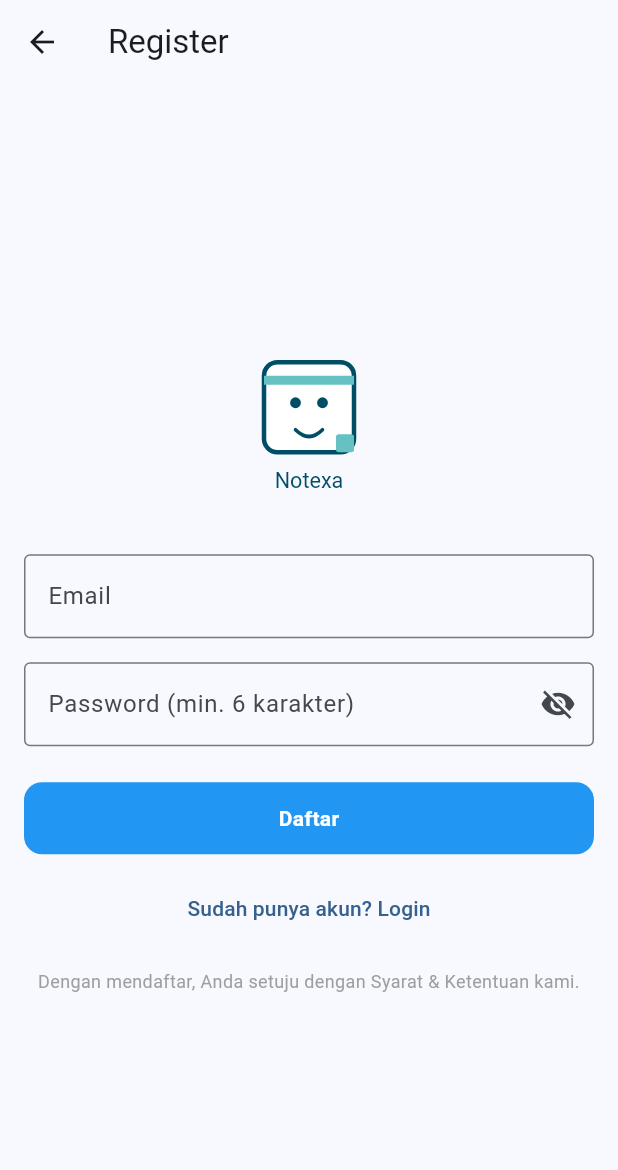
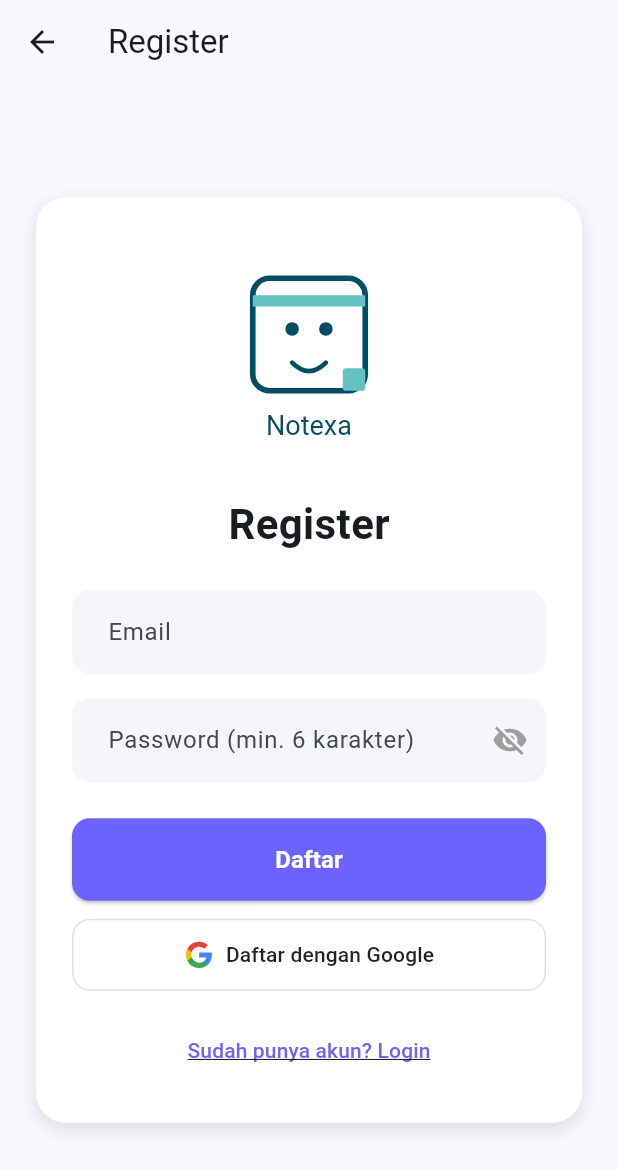
Before and after one commit to Lxtream23/tugas_uas, a Flutter app: the screen it shows after launch, after a tap on "Belum punya akun? Register", on a phone screen of 412 x 824 dp. Shown: the top 1170 px of the screen. Run offline on Flutter 3.47's test engine with Material 3 defaults, Android fonts, the phone set to English and light mode, and no system bars; our stand-ins replace another_flushbar, file_picker, flutter_colorpicker, flutter_local_notifications, flutter_svg, google_fonts and 7 more; missing offline and left inert: android_alarm_manager_plus, googleapis, universal_html; accounts and stored records are empty; generated files the repository leaves out were written again.

Commit message:
perbaiki halaman login dan pendaftaran: tambahkan transisi halaman dengan efek slide dan fade, serta perbaiki tampilan input

```diff
--- a/lib/pages/auth/login_page.dart
+++ b/lib/pages/auth/login_page.dart
@@ -3,6 +3,7 @@ import 'package:supabase_flutter/supabase_flutter.dart';
 import 'package:tugas_uas/services/auth_service.dart';
 import 'package:google_fonts/google_fonts.dart';
 import 'package:flutter_svg/flutter_svg.dart';
+import 'package:tugas_uas/pages/auth/register_page.dart';
 
 class LoginPage extends StatefulWidget {
   const LoginPage({super.key});
@@ -50,6 +51,30 @@ class _LoginPageState extends State<LoginPage> {
     ScaffoldMessenger.of(
       context,
     ).showSnackBar(SnackBar(content: Text(message)));
+  }
+
+  Route _createRouteToRegister() {
+    return PageRouteBuilder(
+      pageBuilder:
+          (context, animation, secondaryAnimation) => const RegisterPage(),
+      transitionsBuilder: (context, animation, secondaryAnimation, child) {
+        final slideAnimation = Tween<Offset>(
+          begin: const Offset(1, 0), // Slide dari kanan
+          end: Offset.zero,
+        ).animate(CurvedAnimation(parent: animation, curve: Curves.easeInOut));
+
+        final fadeAnimation = Tween<double>(
+          begin: 0,
+          end: 1,
+        ).animate(CurvedAnimation(parent: animation, curve: Curves.easeInOut));
+
+        return SlideTransition(
+          position: slideAnimation,
+          child: FadeTransition(opacity: fadeAnimation, child: child),
+        );
+      },
+      transitionDuration: const Duration(milliseconds: 400),
+    );
   }
 
   @override
@@ -192,7 +217,7 @@ class _LoginPageState extends State<LoginPage> {
                 const SizedBox(height: 16),
                 TextButton(
                   onPressed: () {
-                    Navigator.pushNamed(context, '/register');
+                    Navigator.of(context).push(_createRouteToRegister());
                   },
                   child: Text(
                     'Belum punya akun? Register',
--- a/lib/pages/auth/register_page.dart
+++ b/lib/pages/auth/register_page.dart
@@ -1,7 +1,9 @@
+import 'dart:math';
 import 'package:flutter/material.dart';
 import 'package:supabase_flutter/supabase_flutter.dart';
 import 'package:flutter_svg/flutter_svg.dart';
-import 'login_page.dart';
+import 'package:tugas_uas/services/auth_service.dart'; // pastikan kamu punya file ini
+import 'package:tugas_uas/pages/auth/login_page.dart'; // tambahkan ini untuk LoginPage
 
 class RegisterPage extends StatefulWidget {
   const RegisterPage({super.key});
@@ -14,29 +16,21 @@ class _RegisterPageState extends State<RegisterPage>
     with TickerProviderStateMixin {
   final _emailController = TextEditingController();
   final _passwordController = TextEditingController();
-  final _supabase = Supabase.instance.client;
-
   bool _isLoading = false;
   bool _obscurePassword = true;
+  final _supabase = Supabase.instance.client;
 
   late AnimationController _shakeController;
   late Animation<double> _shakeAnimation;
 
-  double _buttonScale = 1.0;
-
   @override
   void initState() {
     super.initState();
-
     _shakeController = AnimationController(
       vsync: this,
       duration: const Duration(milliseconds: 500),
     );
-
-    _shakeAnimation = Tween<double>(
-      begin: 0,
-      end: 24,
-    ).chain(CurveTween(curve: Curves.elasticIn)).animate(_shakeController);
+    _shakeAnimation = Tween<double>(begin: 0, end: 1).animate(_shakeController);
   }
 
   @override
@@ -48,33 +42,28 @@ class _RegisterPageState extends State<RegisterPage>
   }
 
   Future<void> _register() async {
-    final email = _emailController.text.trim();
-    final password = _passwordController.text;
-
-    if (email.isEmpty || password.length < 6) {
-      _shakeController.forward(from: 0);
-      _showMessage("Email tidak boleh kosong dan password min. 6 karakter");
-      return;
-    }
-
     setState(() => _isLoading = true);
 
     try {
       final response = await _supabase.auth.signUp(
-        email: email,
-        password: password,
+        email: _emailController.text.trim(),
+        password: _passwordController.text,
       );
 
       if (response.user != null) {
-        _showMessage("Registrasi berhasil. Cek email untuk verifikasi.");
+        _showMessage(
+          'Registrasi berhasil. Silakan cek email untuk verifikasi.',
+        );
         if (mounted) {
           Navigator.of(context).pushReplacement(_createRouteToLogin());
         }
       }
     } on AuthException catch (e) {
       _showMessage(e.message);
+      _shakeController.forward(from: 0);
     } catch (_) {
       _showMessage("Terjadi kesalahan. Silakan coba lagi.");
+      _shakeController.forward(from: 0);
     } finally {
       setState(() => _isLoading = false);
     }
@@ -88,60 +77,129 @@ class _RegisterPageState extends State<RegisterPage>
 
   Route _createRouteToLogin() {
     return PageRouteBuilder(
-      pageBuilder: (context, animation, secondaryAnimation) => LoginPage(),
+      pageBuilder:
+          (context, animation, secondaryAnimation) => const LoginPage(),
       transitionsBuilder: (context, animation, secondaryAnimation, child) {
         final slide = Tween<Offset>(
-          begin: const Offset(1, 0),
+          begin: const Offset(-1, 0), // Slide dari kiri
           end: Offset.zero,
-        ).animate(animation);
-        final fade = Tween<double>(begin: 0, end: 1).animate(animation);
+        ).animate(CurvedAnimation(parent: animation, curve: Curves.easeInOut));
+
+        final fade = Tween<double>(
+          begin: 0,
+          end: 1,
+        ).animate(CurvedAnimation(parent: animation, curve: Curves.easeInOut));
+
         return SlideTransition(
           position: slide,
           child: FadeTransition(opacity: fade, child: child),
         );
       },
+      transitionDuration: const Duration(milliseconds: 400),
     );
   }
 
   @override
   Widget build(BuildContext context) {
-    return Scaffold(
-      appBar: AppBar(title: const Text('Register')),
+    return PopScope(
+      canPop: true, // biar PopScope tangani event back
+      onPopInvoked: (didPop) {
+        if (!didPop) {
+          // Kalau kita mau handle pop sendiri
+          Navigator.of(context).pushReplacement(_createRouteToLogin());
+        }
+      },
+      child: Scaffold(
+        appBar: AppBar(
+          title: const Text('Register'),
+          leading: IconButton(
+            icon: const Icon(Icons.arrow_back),
+            onPressed: () {
+              Navigator.of(context).pushReplacement(_createRouteToLogin());
+            },
+          ),
+        ),
+        backgroundColor: const Color(0xFFF8F9FF),
         body: Center(
           child: SingleChildScrollView(
-          padding: const EdgeInsets.all(16),
+            padding: const EdgeInsets.all(24),
             child: AnimatedBuilder(
               animation: _shakeAnimation,
               builder: (context, child) {
+                final shakeOffset = sin(_shakeAnimation.value * pi * 10) * 10;
                 return Transform.translate(
-                offset: Offset(_shakeAnimation.value, 0),
+                  offset: Offset(shakeOffset, 0),
                   child: child,
                 );
               },
+              child: Container(
+                padding: const EdgeInsets.all(24),
+                decoration: BoxDecoration(
+                  color: Colors.white,
+                  borderRadius: BorderRadius.circular(20),
+                  boxShadow: [
+                    BoxShadow(
+                      color: Colors.black12,
+                      blurRadius: 10,
+                      offset: const Offset(0, 4),
+                    ),
+                  ],
+                ),
                 child: Column(
+                  crossAxisAlignment: CrossAxisAlignment.center,
                   children: [
-                SvgPicture.asset('assets/logo/notexa_logo.svg', width: 120),
-                const SizedBox(height: 32),
+                    SvgPicture.asset(
+                      'assets/logo/notexa_logo.svg',
+                      width: 150,
+                      height: 150,
+                    ),
+                    const SizedBox(height: 24),
+                    const Text(
+                      'Register',
+                      style: TextStyle(
+                        fontSize: 28,
+                        fontWeight: FontWeight.bold,
+                      ),
+                    ),
+                    const SizedBox(height: 24),
                     TextField(
                       controller: _emailController,
                       decoration: const InputDecoration(
-                    labelText: 'Email',
-                    border: OutlineInputBorder(),
+                        hintText: 'Email',
+                        filled: true,
+                        fillColor: Color(0xFFF5F6FA),
+                        contentPadding: EdgeInsets.symmetric(
+                          vertical: 16,
+                          horizontal: 20,
                         ),
-                  keyboardType: TextInputType.emailAddress,
+                        border: OutlineInputBorder(
+                          borderRadius: BorderRadius.all(Radius.circular(12)),
+                          borderSide: BorderSide.none,
+                        ),
+                      ),
                     ),
                     const SizedBox(height: 16),
                     TextField(
                       controller: _passwordController,
                       obscureText: _obscurePassword,
                       decoration: InputDecoration(
-                    labelText: 'Password (min. 6 karakter)',
-                    border: const OutlineInputBorder(),
+                        hintText: 'Password (min. 6 karakter)',
+                        filled: true,
+                        fillColor: const Color(0xFFF5F6FA),
+                        contentPadding: const EdgeInsets.symmetric(
+                          vertical: 16,
+                          horizontal: 20,
+                        ),
+                        border: OutlineInputBorder(
+                          borderRadius: BorderRadius.circular(12),
+                          borderSide: BorderSide.none,
+                        ),
                         suffixIcon: IconButton(
                           icon: Icon(
                             _obscurePassword
                                 ? Icons.visibility_off
                                 : Icons.visibility,
+                            color: Colors.grey,
                           ),
                           onPressed: () {
                             setState(() {
@@ -152,66 +210,72 @@ class _RegisterPageState extends State<RegisterPage>
                       ),
                     ),
                     const SizedBox(height: 24),
-                GestureDetector(
-                  onTapDown: (_) {
-                    setState(() {
-                      _buttonScale = 0.95;
-                    });
-                  },
-                  onTapUp: (_) {
-                    setState(() {
-                      _buttonScale = 1.0;
-                    });
-                  },
-                  onTapCancel: () {
-                    setState(() {
-                      _buttonScale = 1.0;
-                    });
-                  },
-                  onTap: _isLoading ? null : _register,
-                  child: AnimatedContainer(
-                    duration: const Duration(milliseconds: 100),
-                    transform: Matrix4.identity()..scale(_buttonScale),
-                    height: 48,
+                    _isLoading
+                        ? const CircularProgressIndicator()
+                        : SizedBox(
                           width: double.infinity,
-                    decoration: BoxDecoration(
-                      color: Colors.blue,
+                          child: ElevatedButton(
+                            onPressed: _register,
+                            style: ElevatedButton.styleFrom(
+                              backgroundColor: const Color(0xFF6C63FF),
+                              padding: const EdgeInsets.symmetric(vertical: 16),
+                              shape: RoundedRectangleBorder(
                                 borderRadius: BorderRadius.circular(12),
                               ),
-                    alignment: Alignment.center,
-                    child:
-                        _isLoading
-                            ? const SizedBox(
-                              height: 24,
-                              width: 24,
-                              child: CircularProgressIndicator(
-                                color: Colors.white,
-                                strokeWidth: 2,
                             ),
-                            )
-                            : const Text(
+                            child: const Text(
                               'Daftar',
                               style: TextStyle(
+                                fontSize: 16,
+                                fontWeight: FontWeight.w600,
                                 color: Colors.white,
-                                fontWeight: FontWeight.bold,
                               ),
                             ),
                           ),
                         ),
                     const SizedBox(height: 12),
+                    SizedBox(
+                      width: double.infinity,
+                      child: OutlinedButton.icon(
+                        icon: SvgPicture.asset(
+                          'assets/icons/google_icon.svg',
+                          height: 20,
+                        ),
+                        label: const Text(
+                          'Daftar dengan Google',
+                          style: TextStyle(color: Colors.black87),
+                        ),
+                        style: OutlinedButton.styleFrom(
+                          padding: const EdgeInsets.symmetric(vertical: 14),
+                          backgroundColor: Colors.white,
+                          shape: RoundedRectangleBorder(
+                            borderRadius: BorderRadius.circular(12),
+                          ),
+                          side: const BorderSide(color: Colors.black12),
+                        ),
+                        onPressed: () {
+                          AuthService.signInWithGoogle(context);
+                        },
+                      ),
+                    ),
+                    const SizedBox(height: 16),
                     TextButton(
                       onPressed: () {
-                    Navigator.of(context).push(_createRouteToLogin());
+                        Navigator.of(
+                          context,
+                        ).pushReplacement(_createRouteToLogin());
                       },
-                  child: const Text('Sudah punya akun? Login'),
+                      child: const Text(
+                        'Sudah punya akun? Login',
+                        style: TextStyle(
+                          color: Color(0xFF6C63FF),
+                          decoration: TextDecoration.underline,
                         ),
-                const SizedBox(height: 16),
-                const Text(
-                  'Dengan mendaftar, Anda setuju dengan Syarat & Ketentuan kami.',
-                  style: TextStyle(fontSize: 12, color: Colors.grey),
-                  textAlign: TextAlign.center,
+                      ),
                     ),
                   ],
+                ),
+              ),
             ),
           ),
         ),
```
Lines whose indentation alone changed are shown as unchanged.
